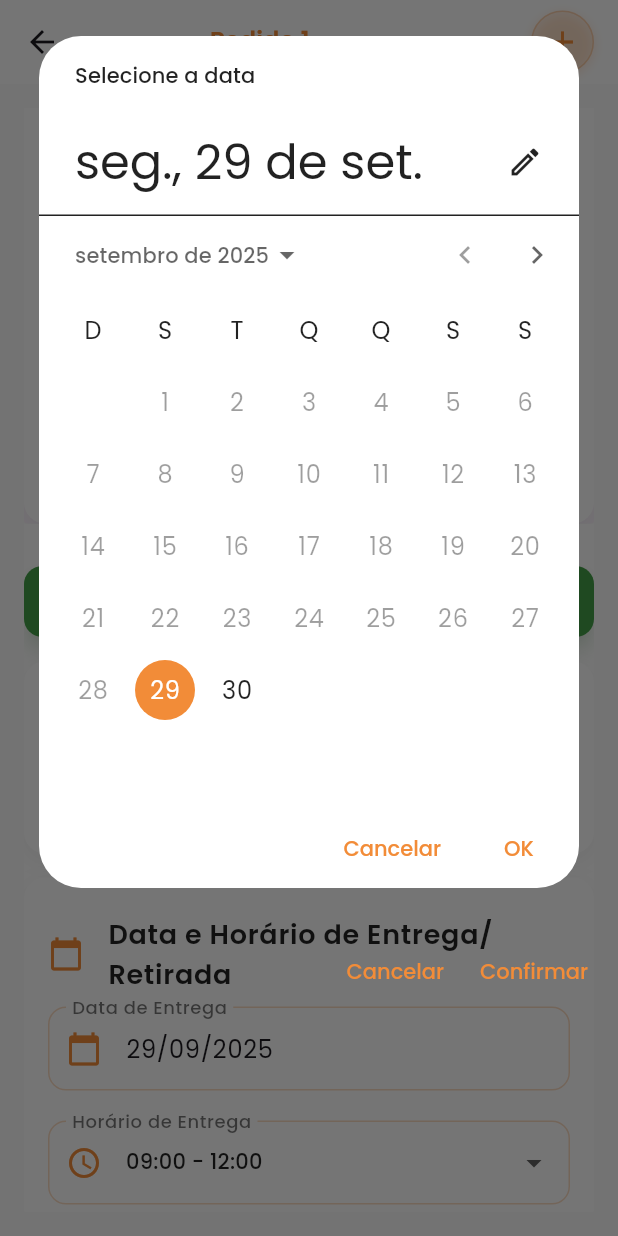
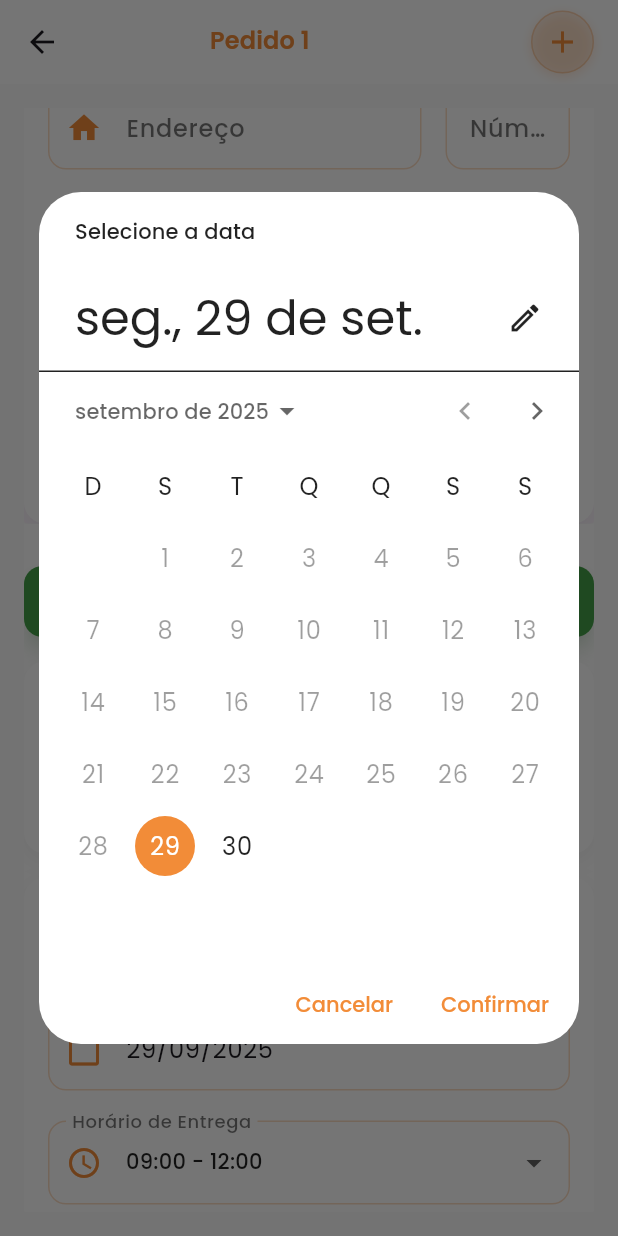
Before and after one commit to trajanoo93/sistema-erp-delivery, a Flutter app: the CriarPedidoPage screen opened directly, scrolled down 576 dp, after a tap on "Data de Entrega", on a phone screen of 412 x 824 dp. Run offline on Flutter 3.47's test engine with Material 3 defaults, Android fonts, the light colour scheme and no system bars; our stand-ins replace cached_network_image, fl_chart, flutter_map, geolocator, google_fonts, latlong2 and 4 more; accounts and stored records are empty; network calls fail.

Commit message:
ajuste botoes datepicker data retirada

```diff
--- a/lib/widgets/scheduling_section.dart
+++ b/lib/widgets/scheduling_section.dart
@@ -128,6 +128,8 @@ class _SchedulingSectionState extends State<SchedulingSection> {
     firstDate: DateTime.now(),
     lastDate: DateTime.now().add(const Duration(days: 30)),
     locale: const Locale('pt', 'BR'),
+    cancelText: 'Cancelar',  // Adicione isso para customizar o botão de cancelar
+    confirmText: 'Confirmar',  // Adicione isso para customizar o botão de confirmar
     builder: (context, child) {
       final isDarkMode = Theme.of(context).brightness == Brightness.dark;
       return Theme(
@@ -153,28 +155,7 @@ class _SchedulingSectionState extends State<SchedulingSection> {
             ),
           ),
         ),
-          child: Column(
-            mainAxisSize: MainAxisSize.min,
-            children: [
-              child!,
-              Padding(
-                padding: const EdgeInsets.all(8.0),
-                child: Row(
-                  mainAxisAlignment: MainAxisAlignment.end,
-                  children: [
-                    TextButton(
-                      onPressed: () => Navigator.of(context).pop(),
-                      child: const Text('Cancelar'),
-                    ),
-                    TextButton(
-                      onPressed: () => Navigator.of(context).pop(_selectedDate),
-                      child: const Text('Confirmar'),
-                    ),
-                  ],
-                ),
-              ),
-            ],
-          ),
+        child: child!,  // Remova a Column e os botões extras; use apenas o child original
       );
     },
   );
```
Lines whose indentation alone changed are shown as unchanged.
